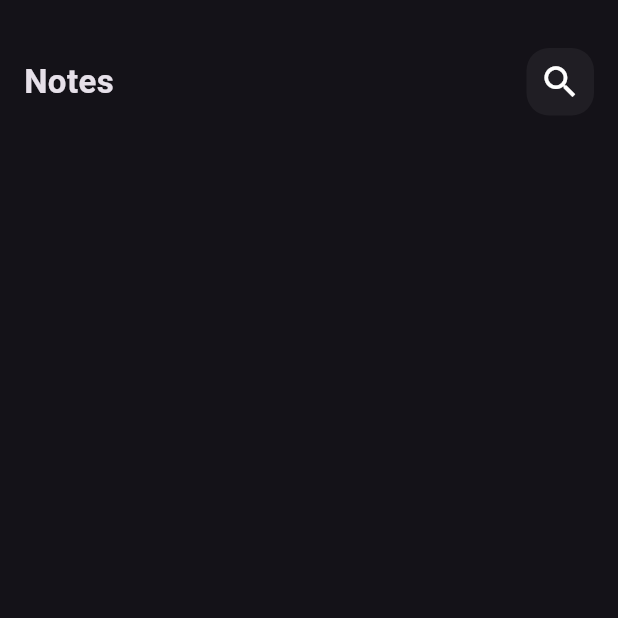
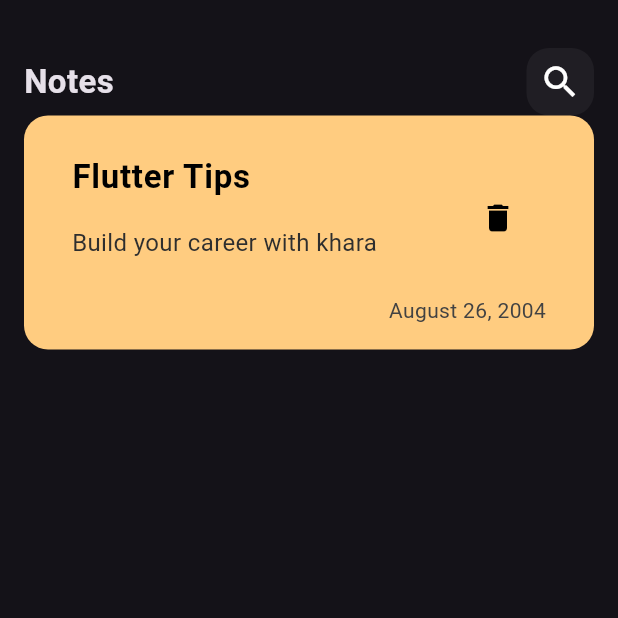
Before and after one commit to youssefkh288/notes_app, a Flutter app: the screen it shows after launch, on a phone screen of 412 x 824 dp, the top half of it. Run offline on Flutter 3.47's test engine with Material 3 defaults, Android fonts, the phone set to English and light mode, and no system bars.

Commit message:
created custom notes item

```diff
--- a/lib/main.dart
+++ b/lib/main.dart
@@ -13,7 +13,7 @@ class NotesApp extends StatelessWidget {
     return MaterialApp(
       debugShowCheckedModeBanner: false,
       home: NotesView(),
-      theme: ThemeData.dark(),
+      theme: ThemeData(brightness: Brightness.dark),
     );
   }
 }
--- /dev/null
+++ b/lib/widgets/custom_notes_item.dart
@@ -0,0 +1,39 @@
+import 'package:flutter/material.dart';
+
+class NotesItem extends StatelessWidget {
+  const NotesItem({super.key});
+
+  @override
+  Widget build(BuildContext context) {
+    return Container(
+      padding: const EdgeInsets.all(16),
+      decoration: BoxDecoration(color: Color(0xffFFCC80), borderRadius: BorderRadius.circular(16)),
+      child: Column(
+        crossAxisAlignment: CrossAxisAlignment.end,
+        children: [
+          ListTile(
+            title: const Text(
+              'Flutter Tips',
+              style: TextStyle(color: Colors.black, fontSize: 22, fontWeight: FontWeight.bold),
+            ),
+            subtitle: Padding(
+              padding: const EdgeInsets.only(top: 16.0, bottom: 16),
+              child: const Text(
+                'Build your career with khara',
+                style: TextStyle(color: Color.fromARGB(255, 46, 46, 46), fontSize: 16),
+              ),
+            ),
+            trailing: IconButton(
+              onPressed: () {},
+              icon: const Icon(Icons.delete, color: Colors.black),
+            ),
+          ),
+          Padding(
+            padding: const EdgeInsets.only(right: 16.0),
+            child: Text('August 26, 2004', style: TextStyle(color: Colors.grey[800])),
+          ),
+        ],
+      ),
+    );
+  }
+}
--- a/lib/widgets/notes_view_body.dart
+++ b/lib/widgets/notes_view_body.dart
@@ -1,5 +1,6 @@
 import 'package:flutter/material.dart';
 import 'package:notes_app/widgets/custom_app_bar.dart';
+import 'package:notes_app/widgets/custom_notes_item.dart';
 
 class NotesViewBody extends StatelessWidget {
   const NotesViewBody({super.key});
@@ -8,7 +9,7 @@ class NotesViewBody extends StatelessWidget {
   Widget build(BuildContext context) {
     return Padding(
       padding: const EdgeInsets.symmetric(horizontal: 16.0, vertical: 12),
-      child: Column(children: [SizedBox(height: 20), CustomAppBar()]),
+      child: Column(children: [SizedBox(height: 20), CustomAppBar(), NotesItem()]),
     );
   }
 }
```
